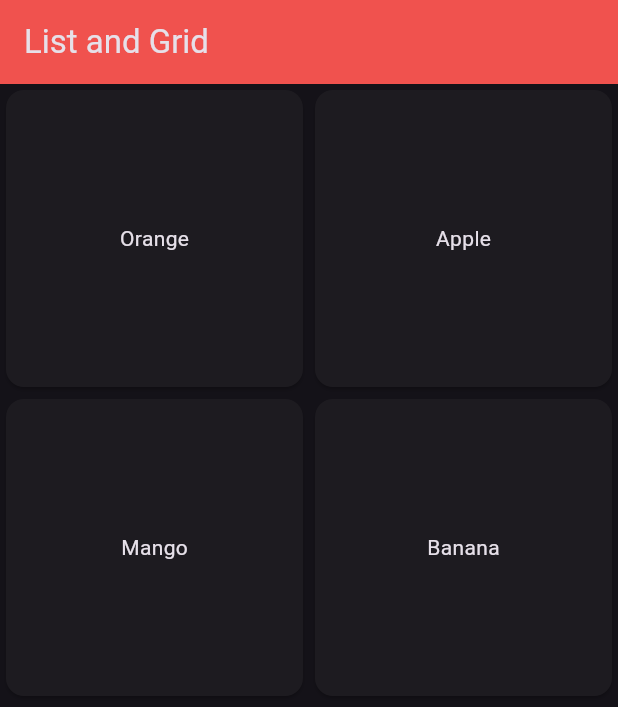
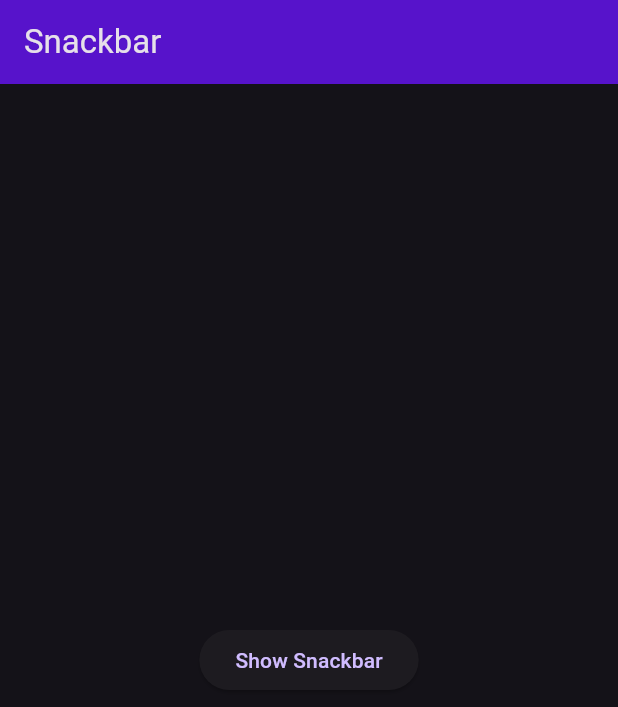
Before and after one commit to ajayvaniya0/Flutter_Bootcamp, a Flutter app: the screen it shows after launch, on a phone screen of 412 x 824 dp. Shown: the top 707 px of the screen. Run offline on Flutter 3.47's test engine with Material 3 defaults, Android fonts, the phone set to English and light mode, and no system bars.

Commit message:
Snackbar

```diff
--- a/Week_2/basic_widgets/lib/main.dart
+++ b/Week_2/basic_widgets/lib/main.dart
@@ -1,5 +1,6 @@
 import 'package:basic_widgets/widgets/list_grid.dart';
 import 'package:basic_widgets/widgets/rowscols.dart';
+import 'package:basic_widgets/widgets/snackbar.dart';
 import 'package:flutter/material.dart';
 import 'package:basic_widgets/widgets/container_sized.dart';
 import 'package:basic_widgets/widgets/button.dart';
@@ -17,7 +18,7 @@ class MyApp extends StatelessWidget {
         brightness: Brightness.dark,
         primaryColor: Colors.deepPurple,
       ),
-      home: const ListGrid(),
+      home: const SnackbarWidgets(),
     );
   }
 }
--- /dev/null
+++ b/Week_2/basic_widgets/lib/widgets/snackbar.dart
@@ -0,0 +1,36 @@
+import 'package:flutter/material.dart';
+
+class SnackbarWidgets extends StatelessWidget {
+  const SnackbarWidgets({super.key});
+
+  @override
+  Widget build(BuildContext context) {
+    return Scaffold(
+        appBar: AppBar(
+          backgroundColor: Color.fromARGB(255, 87, 19, 203),
+          title: Text('Snackbar'),
+        ),
+        body: Container(
+          child: Center(
+            child: ElevatedButton(
+                onPressed: () {
+                  final snackbar = SnackBar(
+                      action: SnackBarAction(
+                        label: 'Undo',
+                        textColor: Colors.black,
+                        onPressed: () {},
+                      ),
+                      shape: RoundedRectangleBorder(
+                          borderRadius: BorderRadius.circular(20)),
+                      behavior: SnackBarBehavior.floating,
+                      // padding: EdgeInsets.all(20),
+                      duration: const Duration(milliseconds: 500),
+                      backgroundColor: Colors.red,
+                      content: Text('This is an error'));
+                  ScaffoldMessenger.of(context).showSnackBar(snackbar);
+                },
+                child: Text('Show Snackbar')),
+          ),
+        ));
+  }
+}
```
